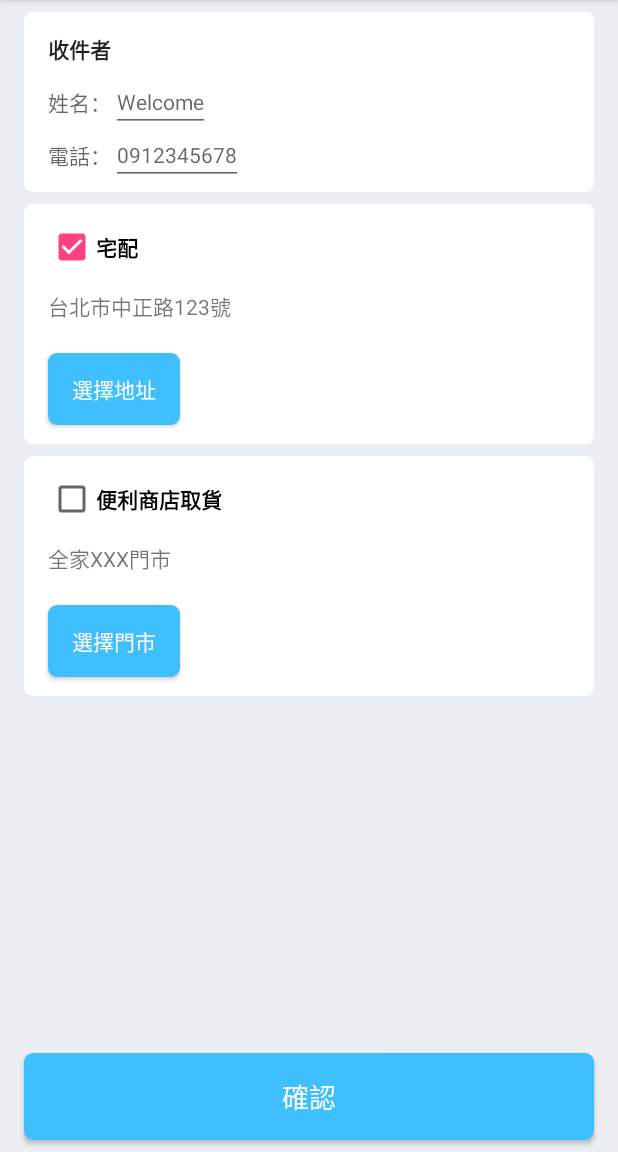
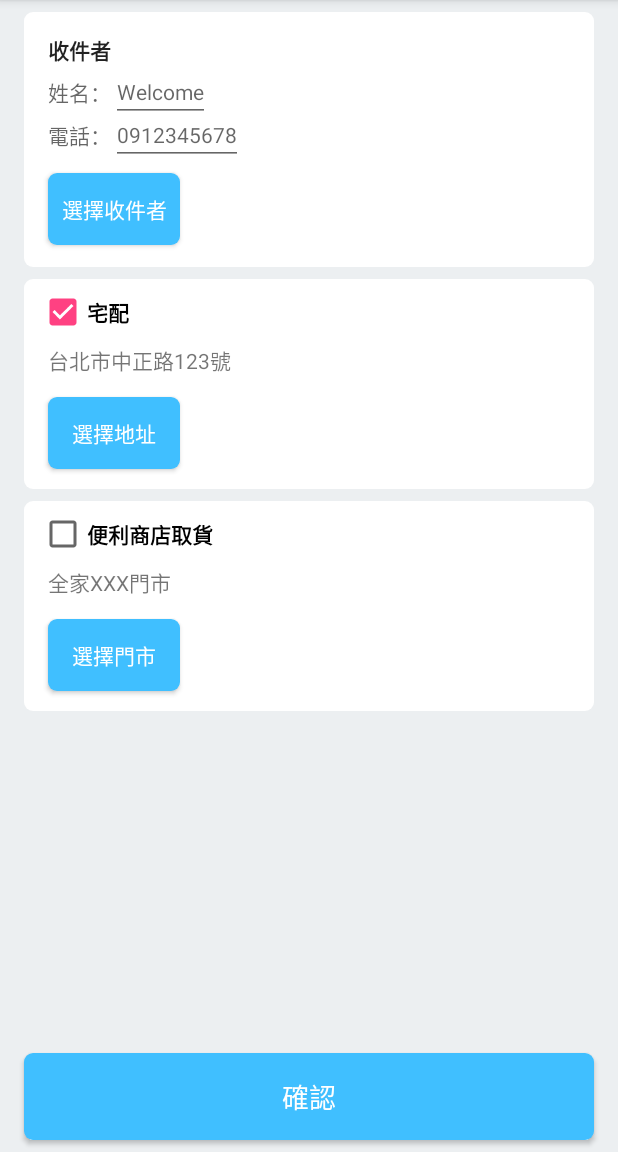
Before and after one commit to Lucien-Hsu/BuyHome, an Android app: the CheckDelivery screen opened through its navigation route, on a phone screen of 412 x 824 dp, the part 84-1236 px from its top. Run offline under Robolectric (Android 15) with nearby library versions, the phone set to English and light mode, and no system bars.

Commit message:
feat:新增選擇收件人、選擇地址、選擇門市頁面與導航 1.新增選擇收件人、選擇地址、選擇門市頁面 2.調整"確認寄送方式"頁面之資源名稱 3.調整導航圖
#issue 013

```diff
--- a/app/src/main/java/com/example/buyhome_lcn/fragment_cart/CheckDelivery.java
+++ b/app/src/main/java/com/example/buyhome_lcn/fragment_cart/CheckDelivery.java
@@ -8,14 +8,11 @@ import androidx.navigation.Navigation;
 import android.view.LayoutInflater;
 import android.view.View;
 import android.view.ViewGroup;
-import android.view.inputmethod.InputMethodManager;
 import android.widget.Button;
 import android.widget.CheckBox;
 import android.widget.CompoundButton;
 
 import com.example.buyhome_lcn.R;
-
-import static android.content.Context.INPUT_METHOD_SERVICE;
 
 
 public class CheckDelivery extends Fragment {
@@ -32,7 +29,7 @@ public class CheckDelivery extends Fragment {
         chooseDeliveryWay(view);
 
         //[按鈕]  設定宅配地址
-        btnHomeDelivery = view.findViewById(R.id.btn_home_delivery);
+        btnHomeDelivery = view.findViewById(R.id.btn_choose_address);
         btnHomeDelivery.setOnClickListener(new View.OnClickListener() {
             @Override
             public void onClick(View view) {
--- a/app/src/main/java/com/example/buyhome_lcn/fragment_cart/ShoppingCart.java
+++ b/app/src/main/java/com/example/buyhome_lcn/fragment_cart/ShoppingCart.java
@@ -20,11 +20,6 @@ public class ShoppingCart extends Fragment {
                              Bundle savedInstanceState) {
         View view = inflater.inflate(R.layout.fragment_shopping_cart, container, false);
 
-
-
-
-
-
         //[按鈕]  前往"確認付款"頁面
         btnGoCheckDeal = view.findViewById(R.id.btn_go_checkdeal);
         btnGoCheckDeal.setOnClickListener(new View.OnClickListener() {
--- a/app/src/main/res/layout/fragment_check_delivery.xml
+++ b/app/src/main/res/layout/fragment_check_delivery.xml
@@ -26,7 +26,7 @@
     <ImageView
         android:id="@+id/img_store_pickup"
         android:layout_width="0dp"
-        android:layout_height="160dp"
+        android:layout_height="140dp"
         android:layout_marginStart="16dp"
         android:layout_marginTop="8dp"
         android:layout_marginEnd="16dp"
@@ -37,10 +37,11 @@
         app:layout_constraintTop_toBottomOf="@+id/img_home_delivery" />
 
     <Button
-        android:id="@+id/btn_store_pickup"
+        android:id="@+id/btn_choose_store"
         android:layout_width="wrap_content"
         android:layout_height="wrap_content"
         android:layout_marginTop="8dp"
+        android:layout_marginBottom="8dp"
         android:background="@drawable/button_01"
         android:text="選擇門市"
         android:textColor="#FFFFFF"
@@ -52,27 +53,27 @@
         android:id="@+id/tv_store_pickup"
         android:layout_width="wrap_content"
         android:layout_height="wrap_content"
+        android:layout_marginStart="16dp"
         android:ems="20"
         android:text="全家XXX門市"
-        app:layout_constraintBottom_toTopOf="@+id/btn_store_pickup"
-        app:layout_constraintStart_toStartOf="@+id/cb_store_pickup"
+        app:layout_constraintBottom_toTopOf="@+id/btn_choose_store"
+        app:layout_constraintStart_toStartOf="@+id/img_store_pickup"
         app:layout_constraintTop_toBottomOf="@+id/cb_store_pickup" />
 
     <CheckBox
         android:id="@+id/cb_store_pickup"
         android:layout_width="wrap_content"
         android:layout_height="wrap_content"
-        android:layout_marginStart="16dp"
         android:text="便利商店取貨"
         android:textStyle="bold"
         app:layout_constraintBottom_toTopOf="@+id/tv_store_pickup"
-        app:layout_constraintStart_toStartOf="@+id/img_store_pickup"
+        app:layout_constraintStart_toStartOf="@+id/space2"
         app:layout_constraintTop_toTopOf="@+id/img_store_pickup" />
 
     <ImageView
         android:id="@+id/img_home_delivery"
         android:layout_width="0dp"
-        android:layout_height="160dp"
+        android:layout_height="140dp"
         android:layout_marginStart="16dp"
         android:layout_marginTop="8dp"
         android:layout_marginEnd="16dp"
@@ -83,10 +84,11 @@
         app:layout_constraintTop_toBottomOf="@+id/img_recipient" />
 
     <Button
-        android:id="@+id/btn_home_delivery"
+        android:id="@+id/btn_choose_address"
         android:layout_width="wrap_content"
         android:layout_height="wrap_content"
         android:layout_marginTop="8dp"
+        android:layout_marginBottom="8dp"
         android:background="@drawable/button_01"
         android:text="選擇地址"
         android:textColor="#FFFFFF"
@@ -98,28 +100,28 @@
         android:id="@+id/tv_home_delivery_adress"
         android:layout_width="wrap_content"
         android:layout_height="wrap_content"
+        android:layout_marginStart="16dp"
         android:ems="20"
         android:text="台北市中正路123號"
-        app:layout_constraintBottom_toTopOf="@+id/btn_home_delivery"
-        app:layout_constraintStart_toStartOf="@+id/cb_home_delivery"
+        app:layout_constraintBottom_toTopOf="@+id/btn_choose_address"
+        app:layout_constraintStart_toStartOf="@+id/img_home_delivery"
         app:layout_constraintTop_toBottomOf="@+id/cb_home_delivery" />
 
     <CheckBox
         android:id="@+id/cb_home_delivery"
         android:layout_width="wrap_content"
         android:layout_height="wrap_content"
-        android:layout_marginStart="16dp"
         android:checked="true"
         android:text="宅配"
         android:textStyle="bold"
         app:layout_constraintBottom_toTopOf="@+id/tv_home_delivery_adress"
-        app:layout_constraintStart_toStartOf="@+id/img_home_delivery"
+        app:layout_constraintStart_toStartOf="@+id/space"
         app:layout_constraintTop_toTopOf="@+id/img_home_delivery" />
 
     <ImageView
         android:id="@+id/img_recipient"
         android:layout_width="0dp"
-        android:layout_height="120dp"
+        android:layout_height="170dp"
         android:layout_marginStart="16dp"
         android:layout_marginTop="8dp"
         android:layout_marginEnd="16dp"
@@ -128,6 +130,19 @@
         app:layout_constraintHorizontal_bias="0.0"
         app:layout_constraintStart_toStartOf="parent"
         app:layout_constraintTop_toTopOf="parent" />
+
+    <Button
+        android:id="@+id/btn_choose_receiver"
+        android:layout_width="wrap_content"
+        android:layout_height="wrap_content"
+        android:layout_marginTop="8dp"
+        android:layout_marginBottom="8dp"
+        android:background="@drawable/button_01"
+        android:text="選擇收件者"
+        android:textColor="#FFFFFF"
+        app:layout_constraintBottom_toBottomOf="@+id/img_recipient"
+        app:layout_constraintStart_toStartOf="@+id/tv_recipient_phone_text"
+        app:layout_constraintTop_toBottomOf="@+id/tv_recipient_phone_text" />
 
     <EditText
         android:id="@+id/tv_recipient_phone_display"
@@ -146,7 +161,7 @@
         android:layout_height="wrap_content"
         android:text="電話："
         android:textColor="?android:attr/textColorSecondary"
-        app:layout_constraintBottom_toBottomOf="@+id/img_recipient"
+        app:layout_constraintBottom_toTopOf="@+id/btn_choose_receiver"
         app:layout_constraintStart_toStartOf="@+id/tv_recipient_name_text"
         app:layout_constraintTop_toBottomOf="@+id/tv_recipient_name_text" />
 
@@ -176,6 +191,7 @@
         android:layout_width="wrap_content"
         android:layout_height="wrap_content"
         android:layout_marginStart="16dp"
+        android:layout_marginTop="8dp"
         android:text="收件者"
         android:textColor="?android:attr/textColorPrimary"
         android:textStyle="bold"
@@ -183,4 +199,18 @@
         app:layout_constraintStart_toStartOf="@+id/img_recipient"
         app:layout_constraintTop_toTopOf="@+id/img_recipient" />
 
+    <Space
+        android:id="@+id/space"
+        android:layout_width="6dp"
+        android:layout_height="10dp"
+        app:layout_constraintBottom_toTopOf="@+id/tv_home_delivery_adress"
+        app:layout_constraintEnd_toStartOf="@+id/tv_home_delivery_adress" />
+
+    <Space
+        android:id="@+id/space2"
+        android:layout_width="6dp"
+        android:layout_height="10dp"
+        app:layout_constraintBottom_toTopOf="@+id/tv_store_pickup"
+        app:layout_constraintEnd_toStartOf="@+id/tv_store_pickup" />
+
 </androidx.constraintlayout.widget.ConstraintLayout>
--- a/app/src/main/res/navigation/navigation_cart.xml
+++ b/app/src/main/res/navigation/navigation_cart.xml
@@ -30,6 +30,15 @@
             app:exitAnim="@anim/nav_default_exit_anim"
             app:popEnterAnim="@anim/nav_default_pop_enter_anim"
             app:popExitAnim="@anim/nav_default_pop_exit_anim" />
+        <action
+            android:id="@+id/action_checkDelivery_to_chooseReceiver"
+            app:destination="@id/chooseReceiver" />
+        <action
+            android:id="@+id/action_checkDelivery_to_chooseAddress"
+            app:destination="@id/chooseAddress" />
+        <action
+            android:id="@+id/action_checkDelivery_to_chooseStore"
+            app:destination="@id/chooseStore" />
     </fragment>
     <fragment
         android:id="@+id/checkDeal"
@@ -56,4 +65,31 @@
         android:name="com.example.buyhome_lcn.fragment_cart.DoPay"
         android:label="fragment_do_pay"
         tools:layout="@layout/fragment_do_pay" />
+    <fragment
+        android:id="@+id/chooseAddress"
+        android:name="com.example.buyhome_lcn.fragment_cart.ChooseAddress"
+        android:label="fragment_choose_address"
+        tools:layout="@layout/fragment_choose_address" >
+        <action
+            android:id="@+id/action_chooseAddress_to_checkDelivery"
+            app:destination="@id/checkDelivery" />
+    </fragment>
+    <fragment
+        android:id="@+id/chooseReceiver"
+        android:name="com.example.buyhome_lcn.fragment_cart.ChooseReceiver"
+        android:label="fragment_choose_receiver"
+        tools:layout="@layout/fragment_choose_receiver" >
+        <action
+            android:id="@+id/action_chooseReceiver_to_checkDelivery"
+            app:destination="@id/checkDelivery" />
+    </fragment>
+    <fragment
+        android:id="@+id/chooseStore"
+        android:name="com.example.buyhome_lcn.fragment_cart.ChooseStore"
+        android:label="fragment_choose_store"
+        tools:layout="@layout/fragment_choose_store" >
+        <action
+            android:id="@+id/action_chooseStore_to_checkDelivery"
+            app:destination="@id/checkDelivery" />
+    </fragment>
 </navigation>
```
Also changed, not shown: app/src/main/java/com/example/buyhome_lcn/fragment_cart/ChooseAddress.java (added, +22 -0 lines), app/src/main/java/com/example/buyhome_lcn/fragment_cart/ChooseReceiver.java (added, +66 -0 lines), app/src/main/java/com/example/buyhome_lcn/fragment_cart/ChooseStore.java (added, +66 -0 lines), app/src/main/res/layout/fragment_choose_address.xml (added, +14 -0 lines), app/src/main/res/layout/fragment_choose_receiver.xml (added, +14 -0 lines), app/src/main/res/layout/fragment_choose_store.xml (added, +14 -0 lines).
